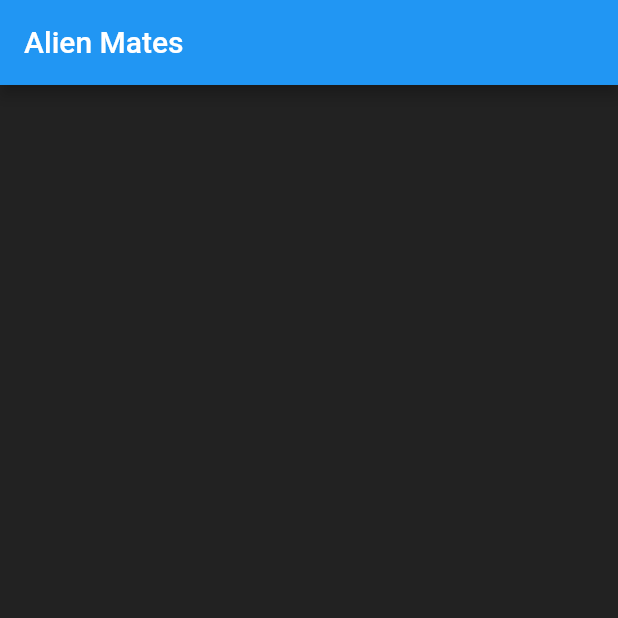
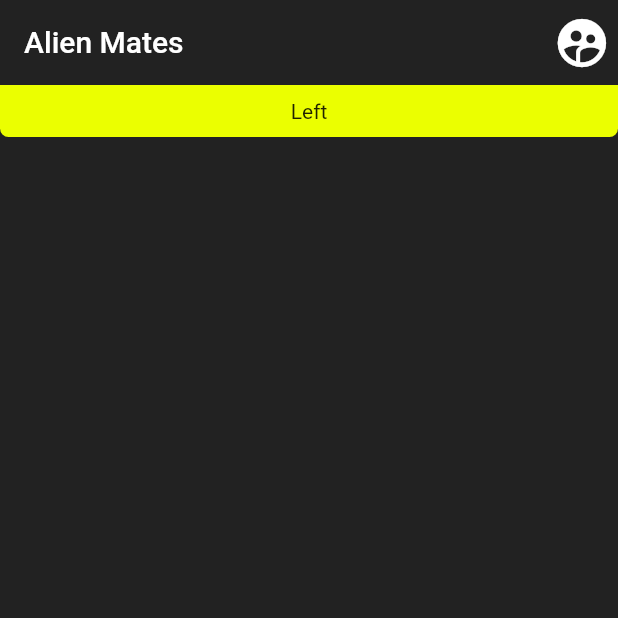
Before and after one commit to onyxclubpride/alien_mates_flutter, a Flutter app: the screen it shows after launch, on a phone screen of 412 x 824 dp, the top half of it. Run offline on Flutter 3.47's test engine with Material 2 defaults, Android fonts, the phone set to English and light mode, and no system bars; our stand-ins replace auto_size_text, flutter_screenutil, redux.

Commit message:
added postbutton

```diff
--- a/lib/app.dart
+++ b/lib/app.dart
@@ -23,6 +23,7 @@ class _AlienMatesAppState extends State<AlienMatesApp> {
     return ScreenUtilInit(
       designSize: const Size(360, 640),
       builder: () => MaterialApp(
+        debugShowCheckedModeBanner: false,
         builder: (context, child) => MediaQuery(
             child: child!,
             data: MediaQuery.of(context).copyWith(textScaleFactor: 1.0)),
--- a/lib/presentation/layout/default_body.dart
+++ b/lib/presentation/layout/default_body.dart
@@ -2,7 +2,15 @@ import 'package:smart_house_flutter/presentation/template/base/template.dart';
 
 class DefaultBody extends StatelessWidget {
   Widget child;
-  DefaultBody({required this.child});
+  bool? centerTitle;
+  Widget? titleIcon;
+  Widget? leftButton;
+
+  DefaultBody(
+      {this.centerTitle = false,
+      this.titleIcon,
+      this.leftButton,
+      required this.child});
 
   @override
   Widget build(BuildContext context) {
--- a/lib/presentation/pages/home_page.dart
+++ b/lib/presentation/pages/home_page.dart
@@ -6,11 +6,13 @@ class HomePage extends StatelessWidget {
 
   @override
   Widget build(BuildContext context) {
-    return DefaultBody(child: Column(
+    return DefaultBody(
+        child: Column(
       children: [
-
-        ],
-        )
-      );
+        PostButtton(
+          leftChild: SizedText(text: 'Left'),
+        ),
+      ],
+    ));
   }
 }
--- a/lib/presentation/template/base/template.dart
+++ b/lib/presentation/template/base/template.dart
@@ -21,3 +21,4 @@ export '../../pages/home_page.dart';
 export "../../widgets/sized_text.dart";
 export "../../widgets/header.dart";
 export "../../widgets/banner.dart";
+export '../../widgets/post_button.dart';
--- a/lib/presentation/template/theme/theme_data.dart
+++ b/lib/presentation/template/theme/theme_data.dart
@@ -3,10 +3,30 @@ import 'package:smart_house_flutter/presentation/template/base/template.dart';
 
 class MainTheme {
   static ThemeData get mainThemeDark {
-    return ThemeData(scaffoldBackgroundColor: ThemeColors.bgDark);
+    return ThemeData(
+        scaffoldBackgroundColor: ThemeColors.bgDark,
+        appBarTheme: _appBarDarkTheme());
   }
 
   static ThemeData get mainThemeLight {
-    return ThemeData(scaffoldBackgroundColor: ThemeColors.bgLight);
+    return ThemeData(
+        scaffoldBackgroundColor: ThemeColors.bgLight,
+        appBarTheme: _appBarLightTheme());
   }
 }
+
+AppBarTheme _appBarDarkTheme() {
+  return const AppBarTheme(
+    elevation: 0,
+    backgroundColor: ThemeColors.transparent,
+    foregroundColor: ThemeColors.fontDark,
+  );
+}
+
+AppBarTheme _appBarLightTheme() {
+  return const AppBarTheme(
+    elevation: 0,
+    backgroundColor: ThemeColors.transparent,
+    foregroundColor: ThemeColors.fontLight,
+  );
+}
--- a/lib/presentation/widgets/header.dart
+++ b/lib/presentation/widgets/header.dart
@@ -1,13 +1,18 @@
 import 'package:smart_house_flutter/presentation/template/base/template.dart';
 
+class DefaultHeader extends StatelessWidget implements PreferredSizeWidget {
+  bool? centerTitle;
+  Widget? titleIcon;
+  Widget? leftButton;
 
-class DefaultHeader extends StatelessWidget implements PreferredSizeWidget {
-  const DefaultHeader({Key? key}) : super(key: key);
+  DefaultHeader({this.centerTitle = false, this.titleIcon, this.leftButton});
 
   @override
   Widget build(BuildContext context) {
     return AppBar(
-      title: SizedText(text: 'Alien Mates'),
+      centerTitle: centerTitle,
+      title: _buildTitle(),
+      leading: leftButton,
       actions: _buildActions(),
     );
   }
@@ -15,10 +20,28 @@ class DefaultHeader extends StatelessWidget implements PreferredSizeWidget {
   @override
   Size get preferredSize => Size(double.infinity, 44.h);
 
-  List<Widget> _buildActions(){
+  Widget _buildTitle() {
+    Widget _container = Container();
+    _container = Row(
+      children: [
+        if (titleIcon != null) titleIcon!,
+        if (titleIcon != null) SizedBox(width: 24.w),
+        SizedText(text: 'Alien Mates'),
+      ],
+    );
+    return _container;
+  }
+
+  List<Widget> _buildActions() {
     List<Widget> _list = [];
-
+    _list.add(IconButton(
+      padding: EdgeInsets.zero,
+      icon: const Icon(Icons.supervised_user_circle),
+      iconSize: 30.h,
+      onPressed: () {
+        print('On Profile icon press');
+      },
+    ));
     return _list;
-
   }
 }
--- /dev/null
+++ b/lib/presentation/widgets/post_button.dart
@@ -0,0 +1,46 @@
+import 'package:smart_house_flutter/presentation/template/base/template.dart';
+
+class PostButtton extends StatelessWidget {
+  Widget leftChild;
+  Widget? rightChild;
+  //if only one child needed, then pass leftChild only;
+  PostButtton({required this.leftChild, this.rightChild});
+
+  @override
+  Widget build(BuildContext context) {
+    return Row(
+      children: [
+        Expanded(
+          child: Container(
+              height: 27.h,
+              alignment: Alignment.center,
+              child: _buildChild(),
+              decoration: BoxDecoration(
+                color: ThemeColors.yellow,
+                borderRadius: BorderRadius.only(
+                    bottomLeft: Radius.circular(5.r),
+                    bottomRight: Radius.circular(5.r)),
+              )),
+        ),
+      ],
+    );
+  }
+
+  Widget _buildChild() {
+    if (rightChild != null) {
+      return Row(mainAxisAlignment: MainAxisAlignment.spaceBetween, children: [
+        Expanded(child: leftChild!),
+        Container(
+            height: 25.h,
+            width: 3.w,
+            decoration: BoxDecoration(
+              color: ThemeColors.bgDark,
+              borderRadius: BorderRadius.circular(10000),
+            )),
+        Expanded(child: leftChild)
+      ]);
+    } else {
+      return leftChild;
+    }
+  }
+}
```
